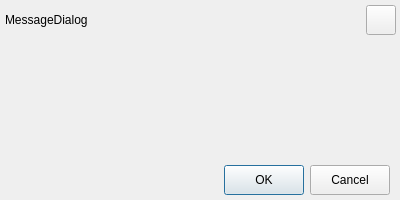
This is src/messagedialog.ui in ukui/ukui-biometric-manager as Qt 5 draws it before an edit. The edited form follows.
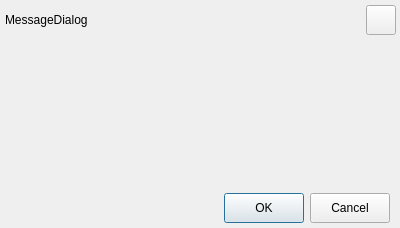
This is the edited form.

```diff
--- a/src/messagedialog.ui
+++ b/src/messagedialog.ui
@@ -7,7 +7,7 @@
     <x>0</x>
     <y>0</y>
     <width>400</width>
-    <height>200</height>
+    <height>228</height>
    </rect>
   </property>
   <property name="minimumSize">
@@ -148,17 +148,15 @@
       <layout class="QVBoxLayout" name="messageLayout">
        <item>
         <widget class="QLabel" name="lblMessage">
-         <property name="font">
-          <font>
-           <pointsize>12</pointsize>
-          </font>
-         </property>
          <property name="text">
           <string/>
          </property>
          <property name="alignment">
           <set>Qt::AlignCenter</set>
          </property>
+         <property name="wordWrap">
+          <bool>true</bool>
+         </property>
         </widget>
        </item>
       </layout>
@@ -220,11 +218,6 @@
          <height>30</height>
         </size>
        </property>
-       <property name="font">
-        <font>
-         <kerning>false</kerning>
-        </font>
-       </property>
        <property name="text">
         <string>OK</string>
        </property>
```
